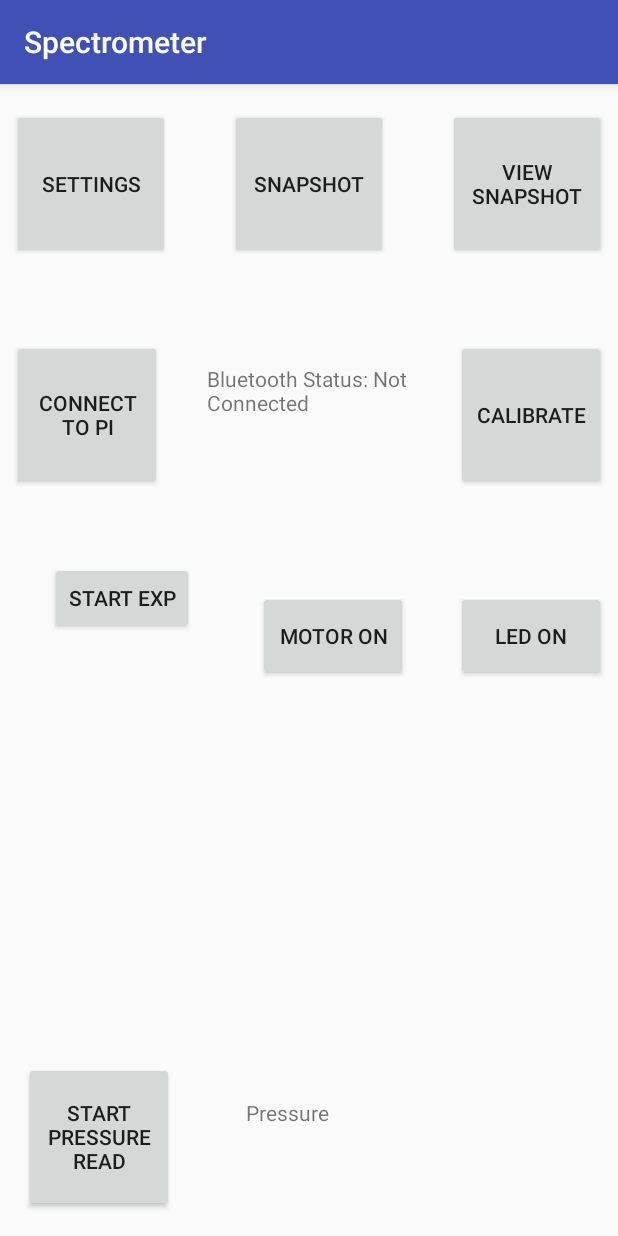
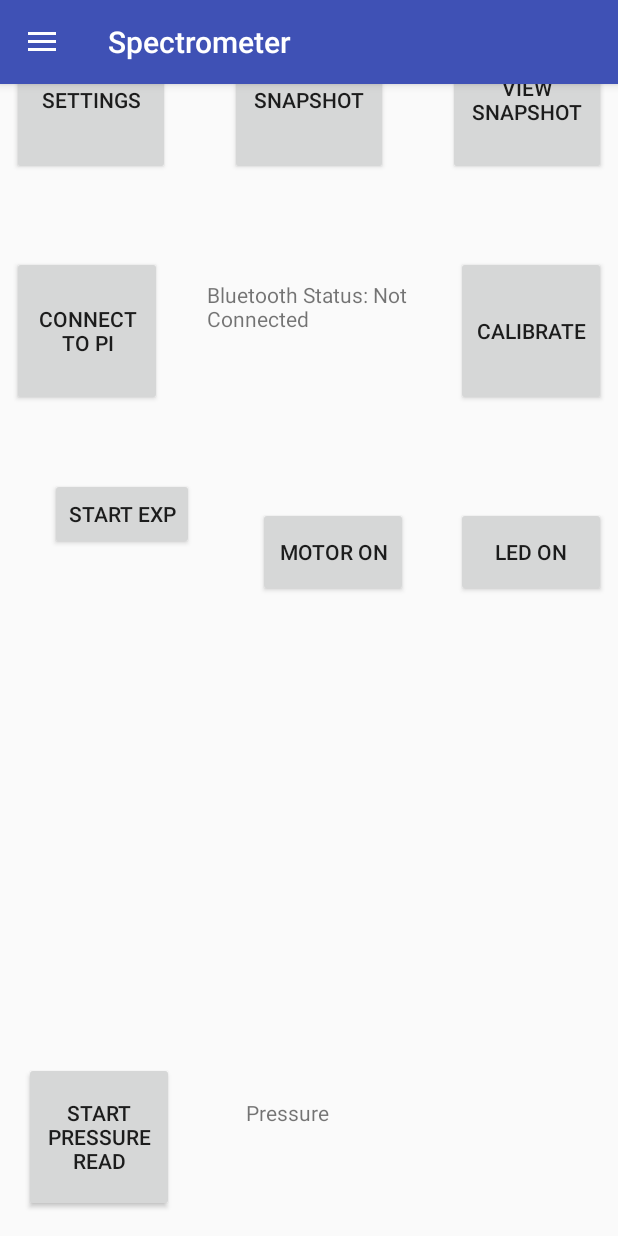
Before and after one commit to jmadamso/SpectrometerAndroid, an Android app: the screen it shows after launch (AppDriver), on a phone screen of 412 x 824 dp. Run offline under Robolectric (Android 15) with nearby library versions, the phone set to English and light mode, and no system bars.

Commit message:
Begin UI Overhaul

```diff
--- a/app/src/main/AndroidManifest.xml
+++ b/app/src/main/AndroidManifest.xml
@@ -15,7 +15,9 @@
 
         <!-- android:roundIcon="@mipmap/ic_launcher_round" -->
 
-        <activity android:name=".AppDriver">
+        <activity
+            android:name=".AppDriver"
+            android:theme="@style/AppTheme.NoActionBar">
             <intent-filter>
                 <action android:name="android.intent.action.MAIN" />
 
--- a/app/src/main/java/jmadamso/spectrometer/AppDriver.java
+++ b/app/src/main/java/jmadamso/spectrometer/AppDriver.java
@@ -13,8 +13,14 @@ import android.os.Bundle;
 import android.os.Handler;
 import android.os.Message;
 import android.preference.PreferenceManager;
+import android.support.design.widget.NavigationView;
 import android.support.v4.app.ActivityCompat;
+import android.support.v4.view.GravityCompat;
+import android.support.v4.widget.DrawerLayout;
+import android.support.v7.app.ActionBarDrawerToggle;
 import android.support.v7.app.AppCompatActivity;
+import android.support.v7.widget.Toolbar;
+import android.view.MenuItem;
 import android.view.View;
 import android.widget.Button;
 import android.widget.TextView;
@@ -32,7 +38,7 @@ import java.util.Set;
  */
 
 
-public class AppDriver extends AppCompatActivity {
+public class AppDriver extends AppCompatActivity implements NavigationView.OnNavigationItemSelectedListener{
     private static final int REQUEST_ENABLE_BT = 1337;
     private static final int CALIB_SCREEN_COMMANDS = 777;
 
@@ -56,6 +62,21 @@ public class AppDriver extends AppCompatActivity {
     @Override
     protected void onCreate(Bundle savedInstanceState) {
         super.onCreate(savedInstanceState);
+        setContentView(R.layout.activity_main);
+
+
+        //toolbar stuff:
+        Toolbar toolbar = (Toolbar) findViewById(R.id.toolbar);
+        setSupportActionBar(toolbar);
+        DrawerLayout drawer = (DrawerLayout) findViewById(R.id.drawer_layout);
+        ActionBarDrawerToggle toggle = new ActionBarDrawerToggle(
+                this, drawer, toolbar, R.string.navigation_drawer_open, R.string.navigation_drawer_close);
+        drawer.addDrawerListener(toggle);
+        toggle.syncState();
+        NavigationView navigationView = (NavigationView) findViewById(R.id.nav_view);
+        navigationView.setNavigationItemSelectedListener(this);
+
+
 
         IntentFilter filter = new IntentFilter(BluetoothDevice.ACTION_FOUND);
         registerReceiver(mReceiver, filter);
@@ -71,7 +92,6 @@ public class AppDriver extends AppCompatActivity {
         }
 
         mBTService.setHandler(mHandlerBT);
-        setContentView(R.layout.activity_main);
         mPressureText = findViewById(R.id.pressureText);
         mStatusText = findViewById(R.id.statusText);
 
@@ -162,6 +182,29 @@ public class AppDriver extends AppCompatActivity {
             Toast.makeText(AppDriver.this, ex.toString(),Toast.LENGTH_SHORT).show();
         }
 
+    }
+
+    public boolean onNavigationItemSelected(MenuItem item) {
+        // Handle navigation view item clicks here.
+        int id = item.getItemId();
+
+        //have a look at what was selected:
+        if (id == R.id.nav_camera) {
+        } else if (id == R.id.nav_gallery) {
+            Toast.makeText(AppDriver.this, "oh lawrd", Toast.LENGTH_LONG).show();
+        } else if (id == R.id.nav_slideshow) {
+
+        } else if (id == R.id.nav_manage) {
+
+        } else if (id == R.id.nav_share) {
+
+        } else if (id == R.id.nav_send) {
+
+        }
+
+        DrawerLayout drawer = (DrawerLayout) findViewById(R.id.drawer_layout);
+        drawer.closeDrawer(GravityCompat.START);
+        return true;
     }
 
 
--- a/app/src/main/res/layout/activity_main.xml
+++ b/app/src/main/res/layout/activity_main.xml
@@ -1,171 +1,28 @@
 <?xml version="1.0" encoding="utf-8"?>
-<android.support.constraint.ConstraintLayout
-    xmlns:android="http://schemas.android.com/apk/res/android"
+<android.support.v4.widget.DrawerLayout xmlns:android="http://schemas.android.com/apk/res/android"
     xmlns:app="http://schemas.android.com/apk/res-auto"
     xmlns:tools="http://schemas.android.com/tools"
+    android:id="@+id/drawer_layout"
     android:layout_width="match_parent"
     android:layout_height="match_parent"
-    tools:context="jmadamso.spectrometer.AppDriver">
+    android:fitsSystemWindows="true"
+    tools:openDrawer="start">
 
-    <Button
-        android:id="@+id/startButton"
-        android:layout_width="100dp"
-        android:layout_height="100dp"
-        android:layout_marginBottom="8dp"
-        android:layout_marginLeft="8dp"
-        android:layout_marginStart="8dp"
-        android:onClick="connectButtonResponse"
-        android:text="Connect to Pi"
-        app:layout_constraintBottom_toTopOf="@+id/guideline"
-        app:layout_constraintStart_toStartOf="parent" />
+    <include
+        layout="@layout/app_bar_main"
+        android:layout_width="match_parent"
+        android:layout_height="match_parent" />
 
-    <Button
-        android:id="@+id/settingsButton"
-        android:layout_width="105dp"
-        android:layout_height="100dp"
-        android:layout_marginBottom="8dp"
-        android:layout_marginLeft="8dp"
-        android:layout_marginStart="8dp"
-        android:onClick="settingsButtonResponse"
-        android:text="@string/settings_prompt"
-        app:layout_constraintBottom_toTopOf="@+id/guideline2"
-        app:layout_constraintStart_toStartOf="parent" />
+    <android.support.design.widget.NavigationView
+        android:id="@+id/nav_view"
+        android:layout_width="wrap_content"
+        android:layout_height="match_parent"
+        android:layout_gravity="start"
+        android:fitsSystemWindows="true"
+        app:menu="@menu/main_menu" />
 
-    <Button
-        android:id="@+id/BTButton"
-        android:layout_width="100dp"
-        android:layout_height="100dp"
-        android:layout_marginBottom="16dp"
-        android:layout_marginLeft="16dp"
-        android:layout_marginStart="16dp"
-        android:onClick="bluetoothButtonResponse"
-        android:text="Start Pressure Read"
-        app:layout_constraintBottom_toBottomOf="parent"
-        app:layout_constraintStart_toStartOf="parent" />
+       <!-- app:headerLayout="@layout/nav_header_main" -->
 
-    <Button
-        android:id="@+id/motorButton"
-        android:layout_width="100dp"
-        android:layout_height="60dp"
-        android:layout_marginBottom="56dp"
-        android:layout_marginEnd="32dp"
-        android:layout_marginRight="32dp"
-        android:onClick="motorButtonResponse"
-        android:text="Motor On"
-        app:layout_constraintBottom_toTopOf="@+id/guideline3"
-        app:layout_constraintEnd_toStartOf="@+id/ledButton" />
 
-    <Button
-        android:id="@+id/button3"
-        android:layout_width="100dp"
-        android:layout_height="100dp"
-        android:layout_marginBottom="8dp"
-        android:layout_marginEnd="8dp"
-        android:layout_marginRight="8dp"
-        android:onClick="calibrateButtonResponse"
-        android:text="calibrate"
-        app:layout_constraintBottom_toTopOf="@+id/guideline"
-        app:layout_constraintEnd_toEndOf="parent" />
 
-    <TextView
-        android:id="@+id/pressureText"
-        android:layout_width="185dp"
-        android:layout_height="60dp"
-        android:layout_marginLeft="48dp"
-        android:layout_marginStart="48dp"
-        android:text="Pressure"
-        app:layout_constraintBaseline_toBaselineOf="@+id/BTButton"
-        app:layout_constraintStart_toEndOf="@+id/BTButton" />
-
-    <TextView
-        android:id="@+id/statusText"
-        android:layout_width="134dp"
-        android:layout_height="60dp"
-        android:layout_marginBottom="32dp"
-        android:layout_marginEnd="8dp"
-        android:layout_marginLeft="24dp"
-        android:layout_marginRight="8dp"
-        android:layout_marginStart="24dp"
-        android:text="Not Connected"
-        app:layout_constraintBottom_toTopOf="@+id/guideline"
-        app:layout_constraintEnd_toStartOf="@+id/button3"
-        app:layout_constraintHorizontal_bias="0.206"
-        app:layout_constraintStart_toEndOf="@+id/startButton" />
-
-    <Button
-        android:id="@+id/button4"
-        android:layout_width="105dp"
-        android:layout_height="100dp"
-        android:layout_marginBottom="8dp"
-        android:layout_marginEnd="8dp"
-        android:layout_marginLeft="8dp"
-        android:layout_marginRight="8dp"
-        android:layout_marginStart="8dp"
-        android:onClick="snapshotButtonResponse"
-        android:text="Snapshot"
-        app:layout_constraintBottom_toTopOf="@+id/guideline2"
-        app:layout_constraintEnd_toStartOf="@+id/button8"
-        app:layout_constraintStart_toEndOf="@+id/settingsButton" />
-
-    <android.support.constraint.Guideline
-        android:id="@+id/guideline"
-        android:layout_width="wrap_content"
-        android:layout_height="wrap_content"
-        android:orientation="horizontal"
-        app:layout_constraintGuide_begin="279dp" />
-
-    <android.support.constraint.Guideline
-        android:id="@+id/guideline2"
-        android:layout_width="wrap_content"
-        android:layout_height="wrap_content"
-        android:orientation="horizontal"
-        app:layout_constraintGuide_begin="125dp" />
-
-    <android.support.constraint.Guideline
-        android:id="@+id/guideline3"
-        android:layout_width="wrap_content"
-        android:layout_height="wrap_content"
-        android:orientation="horizontal"
-        app:layout_constraintGuide_begin="454dp" />
-
-    <Button
-        android:id="@+id/ledButton"
-        android:layout_width="100dp"
-        android:layout_height="60dp"
-        android:layout_marginBottom="56dp"
-        android:layout_marginEnd="8dp"
-        android:layout_marginRight="8dp"
-        android:onClick="ledButtonResponse"
-        android:text="LED On"
-        app:layout_constraintBottom_toTopOf="@+id/guideline3"
-        app:layout_constraintEnd_toEndOf="parent" />
-
-    <Button
-        android:id="@+id/button8"
-        android:layout_width="105dp"
-        android:layout_height="100dp"
-        android:layout_marginBottom="8dp"
-        android:layout_marginEnd="8dp"
-        android:layout_marginRight="8dp"
-        android:onClick="viewSnapshotResponse"
-        android:text="View Snapshot"
-        app:layout_constraintBottom_toTopOf="@+id/guideline2"
-        app:layout_constraintEnd_toEndOf="parent" />
-
-    <Button
-        android:id="@+id/button"
-        android:layout_width="wrap_content"
-        android:layout_height="wrap_content"
-        android:layout_marginEnd="8dp"
-        android:layout_marginLeft="8dp"
-        android:layout_marginRight="8dp"
-        android:layout_marginStart="8dp"
-        android:layout_marginTop="40dp"
-        android:onClick="startButtonResponse"
-        android:text="Start exp"
-        app:layout_constraintEnd_toStartOf="@+id/motorButton"
-        app:layout_constraintHorizontal_bias="0.425"
-        app:layout_constraintStart_toStartOf="parent"
-        app:layout_constraintTop_toTopOf="@+id/guideline" />
-
-</android.support.constraint.ConstraintLayout>
+</android.support.v4.widget.DrawerLayout>
--- /dev/null
+++ b/app/src/main/res/layout/app_bar_main.xml
@@ -0,0 +1,30 @@
+<?xml version="1.0" encoding="utf-8"?>
+<android.support.design.widget.CoordinatorLayout xmlns:android="http://schemas.android.com/apk/res/android"
+    xmlns:app="http://schemas.android.com/apk/res-auto"
+    xmlns:tools="http://schemas.android.com/tools"
+    android:layout_width="match_parent"
+    android:layout_height="match_parent"
+    tools:context=".AppDriver">
+
+    <android.support.design.widget.AppBarLayout
+        android:layout_width="match_parent"
+        android:layout_height="wrap_content"
+        android:theme="@style/AppTheme.AppBarOverlay">
+
+        <android.support.v7.widget.Toolbar
+            android:id="@+id/toolbar"
+            android:layout_width="match_parent"
+            android:layout_height="?attr/actionBarSize"
+            android:background="?attr/colorPrimary"
+            app:popupTheme="@style/AppTheme.PopupOverlay" />
+
+    </android.support.design.widget.AppBarLayout>
+
+
+
+    <include layout="@layout/content_main" />
+
+
+
+
+</android.support.design.widget.CoordinatorLayout>
--- /dev/null
+++ b/app/src/main/res/layout/content_main.xml
@@ -0,0 +1,175 @@
+<?xml version="1.0" encoding="utf-8"?>
+
+
+
+<android.support.constraint.ConstraintLayout
+    xmlns:android="http://schemas.android.com/apk/res/android"
+    xmlns:app="http://schemas.android.com/apk/res-auto"
+    xmlns:tools="http://schemas.android.com/tools"
+    android:layout_width="match_parent"
+    android:layout_height="match_parent"
+    tools:context="jmadamso.spectrometer.AppDriver">
+
+
+    <Button
+        android:id="@+id/startButton"
+        android:layout_width="100dp"
+        android:layout_height="100dp"
+        android:layout_marginBottom="8dp"
+        android:layout_marginLeft="8dp"
+        android:layout_marginStart="8dp"
+        android:onClick="connectButtonResponse"
+        android:text="Connect to Pi"
+        app:layout_constraintBottom_toTopOf="@+id/guideline"
+        app:layout_constraintStart_toStartOf="parent" />
+
+    <Button
+        android:id="@+id/settingsButton"
+        android:layout_width="105dp"
+        android:layout_height="100dp"
+        android:layout_marginBottom="8dp"
+        android:layout_marginLeft="8dp"
+        android:layout_marginStart="8dp"
+        android:onClick="settingsButtonResponse"
+        android:text="@string/settings_prompt"
+        app:layout_constraintBottom_toTopOf="@+id/guideline2"
+        app:layout_constraintStart_toStartOf="parent" />
+
+    <Button
+        android:id="@+id/BTButton"
+        android:layout_width="100dp"
+        android:layout_height="100dp"
+        android:layout_marginBottom="16dp"
+        android:layout_marginLeft="16dp"
+        android:layout_marginStart="16dp"
+        android:onClick="bluetoothButtonResponse"
+        android:text="Start Pressure Read"
+        app:layout_constraintBottom_toBottomOf="parent"
+        app:layout_constraintStart_toStartOf="parent" />
+
+    <Button
+        android:id="@+id/motorButton"
+        android:layout_width="100dp"
+        android:layout_height="60dp"
+        android:layout_marginBottom="56dp"
+        android:layout_marginEnd="32dp"
+        android:layout_marginRight="32dp"
+        android:onClick="motorButtonResponse"
+        android:text="Motor On"
+        app:layout_constraintBottom_toTopOf="@+id/guideline3"
+        app:layout_constraintEnd_toStartOf="@+id/ledButton" />
+
+    <Button
+        android:id="@+id/button3"
+        android:layout_width="100dp"
+        android:layout_height="100dp"
+        android:layout_marginBottom="8dp"
+        android:layout_marginEnd="8dp"
+        android:layout_marginRight="8dp"
+        android:onClick="calibrateButtonResponse"
+        android:text="calibrate"
+        app:layout_constraintBottom_toTopOf="@+id/guideline"
+        app:layout_constraintEnd_toEndOf="parent" />
+
+    <TextView
+        android:id="@+id/pressureText"
+        android:layout_width="185dp"
+        android:layout_height="60dp"
+        android:layout_marginLeft="48dp"
+        android:layout_marginStart="48dp"
+        android:text="Pressure"
+        app:layout_constraintBaseline_toBaselineOf="@+id/BTButton"
+        app:layout_constraintStart_toEndOf="@+id/BTButton" />
+
+    <TextView
+        android:id="@+id/statusText"
+        android:layout_width="134dp"
+        android:layout_height="60dp"
+        android:layout_marginBottom="32dp"
+        android:layout_marginEnd="8dp"
+        android:layout_marginLeft="24dp"
+        android:layout_marginRight="8dp"
+        android:layout_marginStart="24dp"
+        android:text="Not Connected"
+        app:layout_constraintBottom_toTopOf="@+id/guideline"
+        app:layout_constraintEnd_toStartOf="@+id/button3"
+        app:layout_constraintHorizontal_bias="0.206"
+        app:layout_constraintStart_toEndOf="@+id/startButton" />
+
+    <Button
+        android:id="@+id/button4"
+        android:layout_width="105dp"
+        android:layout_height="100dp"
+        android:layout_marginBottom="8dp"
+        android:layout_marginEnd="8dp"
+        android:layout_marginLeft="8dp"
+        android:layout_marginRight="8dp"
+        android:layout_marginStart="8dp"
+        android:onClick="snapshotButtonResponse"
+        android:text="Snapshot"
+        app:layout_constraintBottom_toTopOf="@+id/guideline2"
+        app:layout_constraintEnd_toStartOf="@+id/button8"
+        app:layout_constraintStart_toEndOf="@+id/settingsButton" />
+
+    <android.support.constraint.Guideline
+        android:id="@+id/guideline"
+        android:layout_width="wrap_content"
+        android:layout_height="wrap_content"
+        android:orientation="horizontal"
+        app:layout_constraintGuide_begin="279dp" />
+
+    <android.support.constraint.Guideline
+        android:id="@+id/guideline2"
+        android:layout_width="wrap_content"
+        android:layout_height="wrap_content"
+        android:orientation="horizontal"
+        app:layout_constraintGuide_begin="125dp" />
+
+    <android.support.constraint.Guideline
+        android:id="@+id/guideline3"
+        android:layout_width="wrap_content"
+        android:layout_height="wrap_content"
+        android:orientation="horizontal"
+        app:layout_constraintGuide_begin="454dp" />
+
+    <Button
+        android:id="@+id/ledButton"
+        android:layout_width="100dp"
+        android:layout_height="60dp"
+        android:layout_marginBottom="56dp"
+        android:layout_marginEnd="8dp"
+        android:layout_marginRight="8dp"
+        android:onClick="ledButtonResponse"
+        android:text="LED On"
+        app:layout_constraintBottom_toTopOf="@+id/guideline3"
+        app:layout_constraintEnd_toEndOf="parent" />
+
+    <Button
+        android:id="@+id/button8"
+        android:layout_width="105dp"
+        android:layout_height="100dp"
+        android:layout_marginBottom="8dp"
+        android:layout_marginEnd="8dp"
+        android:layout_marginRight="8dp"
+        android:onClick="viewSnapshotResponse"
+        android:text="View Snapshot"
+        app:layout_constraintBottom_toTopOf="@+id/guideline2"
+        app:layout_constraintEnd_toEndOf="parent" />
+
+    <Button
+        android:id="@+id/button"
+        android:layout_width="wrap_content"
+        android:layout_height="wrap_content"
+        android:layout_marginEnd="8dp"
+        android:layout_marginLeft="8dp"
+        android:layout_marginRight="8dp"
+        android:layout_marginStart="8dp"
+        android:layout_marginTop="40dp"
+        android:onClick="startButtonResponse"
+        android:text="Start exp"
+        app:layout_constraintEnd_toStartOf="@+id/motorButton"
+        app:layout_constraintHorizontal_bias="0.425"
+        app:layout_constraintStart_toStartOf="parent"
+        app:layout_constraintTop_toTopOf="@+id/guideline" />
+
+</android.support.constraint.ConstraintLayout>
--- /dev/null
+++ b/app/src/main/res/menu/main_menu.xml
@@ -0,0 +1,39 @@
+<?xml version="1.0" encoding="utf-8"?>
+<menu
+    xmlns:android="http://schemas.android.com/apk/res/android"
+    xmlns:tools="http://schemas.android.com/tools"
+    tools:showIn="navigation_view">
+
+    <group android:checkableBehavior="single">
+        <item
+            android:id="@+id/nav_camera"
+            android:icon="@drawable/ic_info_black_24dp"
+            android:title="Import" />
+        <item
+            android:id="@+id/nav_gallery"
+            android:icon="@drawable/ic_info_black_24dp"
+            android:title="Gallery" />
+        <item
+            android:id="@+id/nav_slideshow"
+            android:icon="@drawable/ic_info_black_24dp"
+            android:title="Slideshow" />
+        <item
+            android:id="@+id/nav_manage"
+            android:icon="@drawable/ic_info_black_24dp"
+            android:title="Tools" />
+    </group>
+
+    <item android:title="Communicate">
+        <menu>
+            <item
+                android:id="@+id/nav_share"
+                android:icon="@drawable/ic_info_black_24dp"
+                android:title="Share" />
+            <item
+                android:id="@+id/nav_send"
+                android:icon="@drawable/ic_info_black_24dp"
+                android:title="Send" />
+        </menu>
+    </item>
+
+</menu>
--- a/app/src/main/res/values/strings.xml
+++ b/app/src/main/res/values/strings.xml
@@ -133,4 +133,8 @@
     <string name="action_settings">Settings</string>
 
 
+    <string name="navigation_drawer_open">OPEN</string>
+    <string name="navigation_drawer_close">CLOSED</string>
+
+
 </resources>
--- a/app/src/main/res/values/styles.xml
+++ b/app/src/main/res/values/styles.xml
@@ -1,8 +1,10 @@
 <resources>
 
     <!-- Base application theme. -->
+    <!-- <style name="AppTheme" parent="Theme.AppCompat.Light.DarkActionBar"> -->
     <style name="AppTheme" parent="Theme.AppCompat.Light.DarkActionBar">
-        <!-- Customize your theme here. -->
+
+    <!-- Customize your theme here. -->
         <item name="colorPrimary">@color/colorPrimary</item>
         <item name="colorPrimaryDark">@color/colorPrimaryDark</item>
         <item name="colorAccent">@color/colorAccent</item>
```
